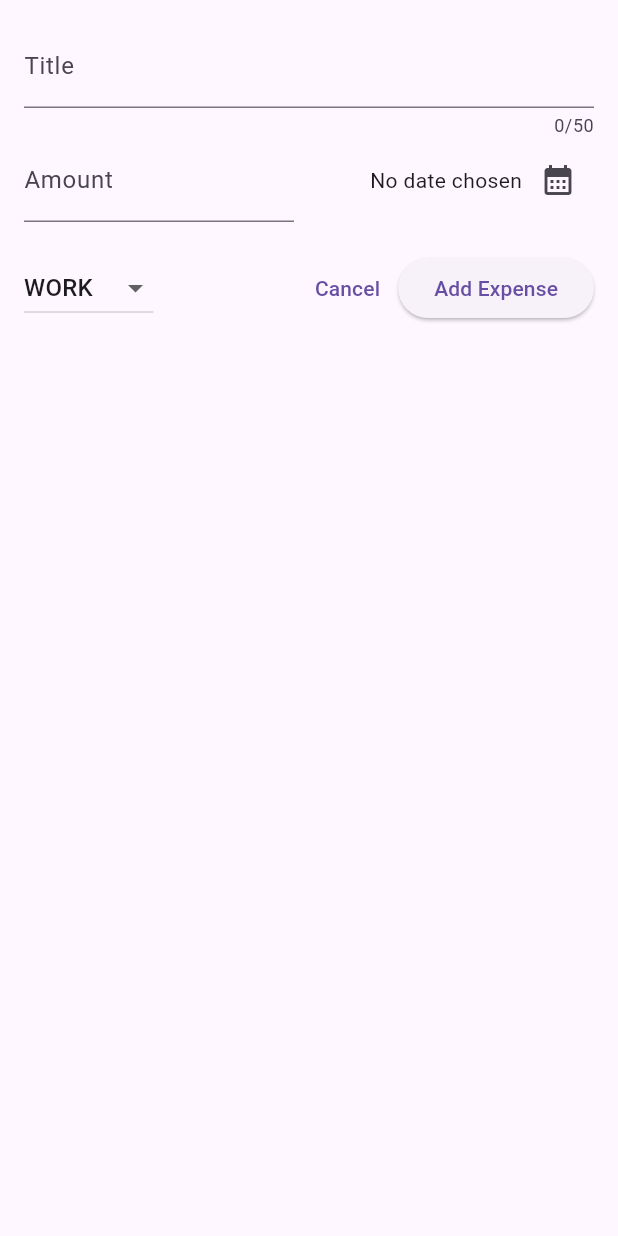
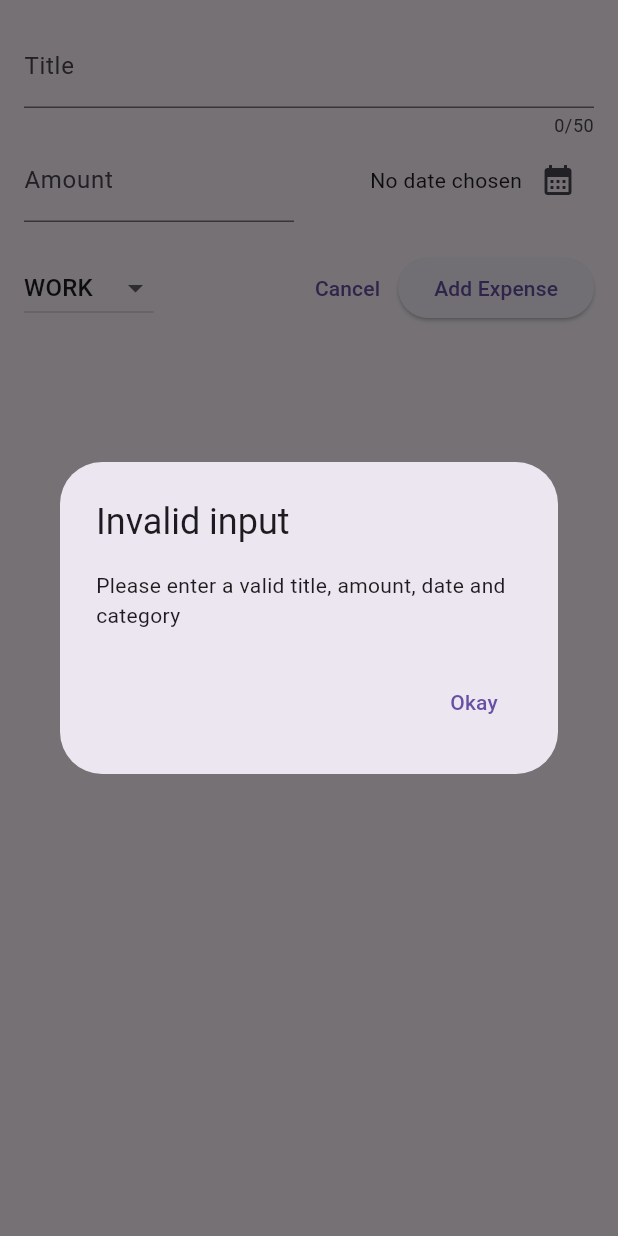
Before and after one commit to SheeloveDol/expense-tracker, a Flutter app: the NewExpense widget shown alone on an empty page, opened directly, after a tap on "Add Expense", on a phone screen of 412 x 824 dp. Run offline on Flutter 3.47's test engine with Material 3 defaults, Android fonts, the phone set to English and light mode, and no system bars.

Commit message:
Created function to validate inputs from new expense form

```diff
--- a/lib/widgets/new_expense.dart
+++ b/lib/widgets/new_expense.dart
@@ -38,6 +38,31 @@ class _NewExpenseState extends State<NewExpense> {
     );
 
     setState(() => _selectedDate = pickedDate);
+  }
+
+  // Validation for the form
+  void _submitExpenseData() {
+    final enteredAmount = double.tryParse(_amountController.text);
+    final invalidAmount = enteredAmount == null || enteredAmount <= 0;
+    if (_titleController.text.trim().isEmpty ||
+        invalidAmount ||
+        _selectedDate == null) {
+      showDialog(
+        context: context,
+        builder: (ctx) => AlertDialog(
+          title: const Text('Invalid input'),
+          content: const Text(
+              'Please enter a valid title, amount, date and category'),
+          actions: [
+            TextButton(
+              onPressed: () => Navigator.of(ctx).pop(),
+              child: const Text('Okay'),
+            ),
+          ],
+        ),
+      );
+      return;
+    }
   }
 
   @override
@@ -116,7 +141,7 @@ class _NewExpenseState extends State<NewExpense> {
               ),
               ElevatedButton(
                 onPressed: () {
-                  debugPrint(_titleController.text);
+                  _submitExpenseData();
                 },
                 child: const Text('Add Expense'),
               ),
```
